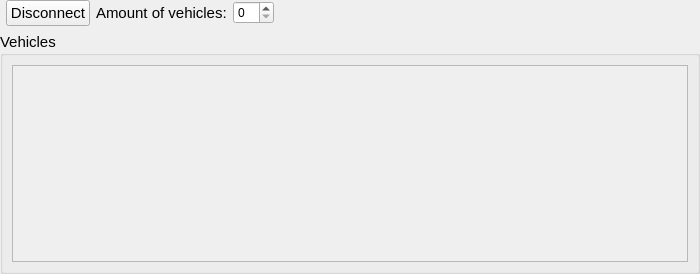
Before: the Qt Designer form modules/carlainterface/dialog/carlainterface.ui in tud-hri/joan, drawn with Qt 5.
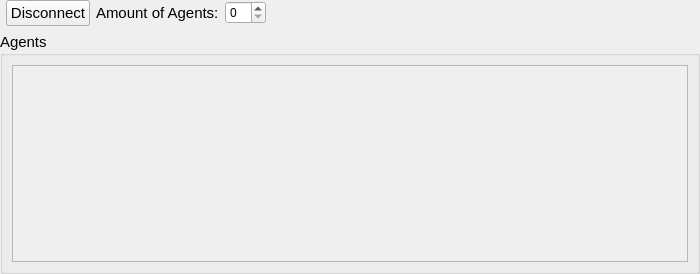
After: the same form once the commit is applied.

Commit message: Changed vehicle list to agents and updated carla interface to unpack relevant data and write into news for data recorder

What changed in the file:
```diff
--- a/modules/carlainterface/dialog/carlainterface.ui
+++ b/modules/carlainterface/dialog/carlainterface.ui
@@ -62,7 +62,7 @@
         </font>
        </property>
        <property name="title">
-        <string>Vehicles</string>
+        <string>Agents</string>
        </property>
        <property name="alignment">
         <set>Qt::AlignLeading|Qt::AlignLeft|Qt::AlignTop</set>
@@ -136,7 +136,7 @@
         </font>
        </property>
        <property name="text">
-        <string>Amount of vehicles:</string>
+        <string>Amount of Agents:</string>
        </property>
       </widget>
      </item>
```
The commit also changes 2 other files.
